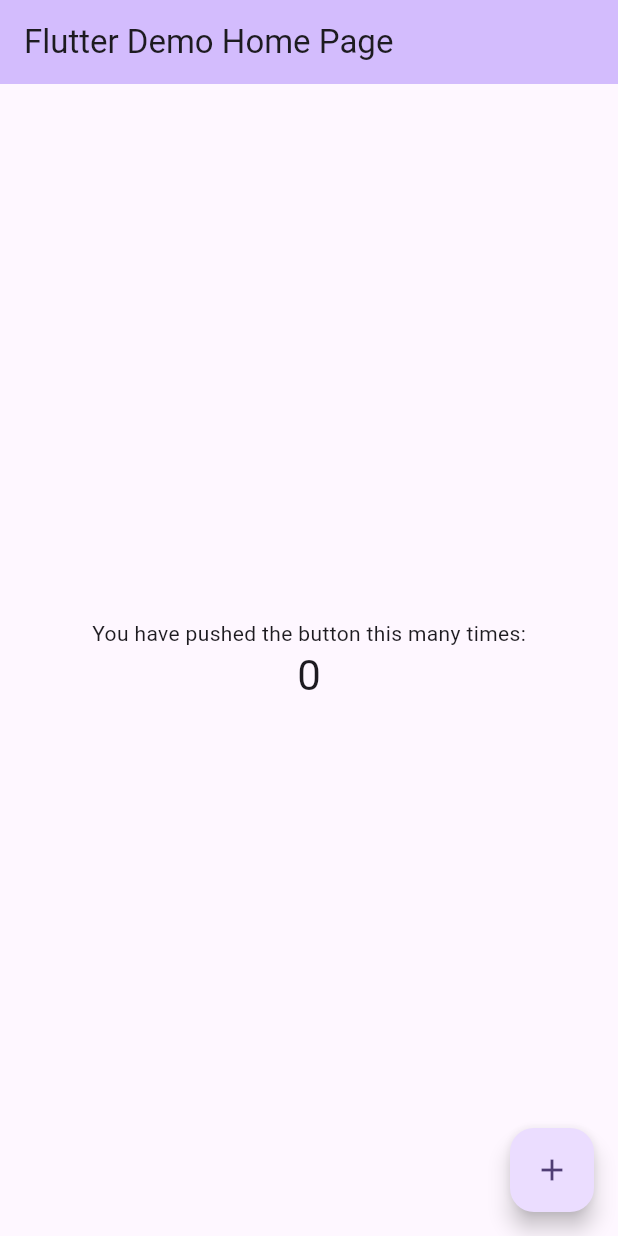
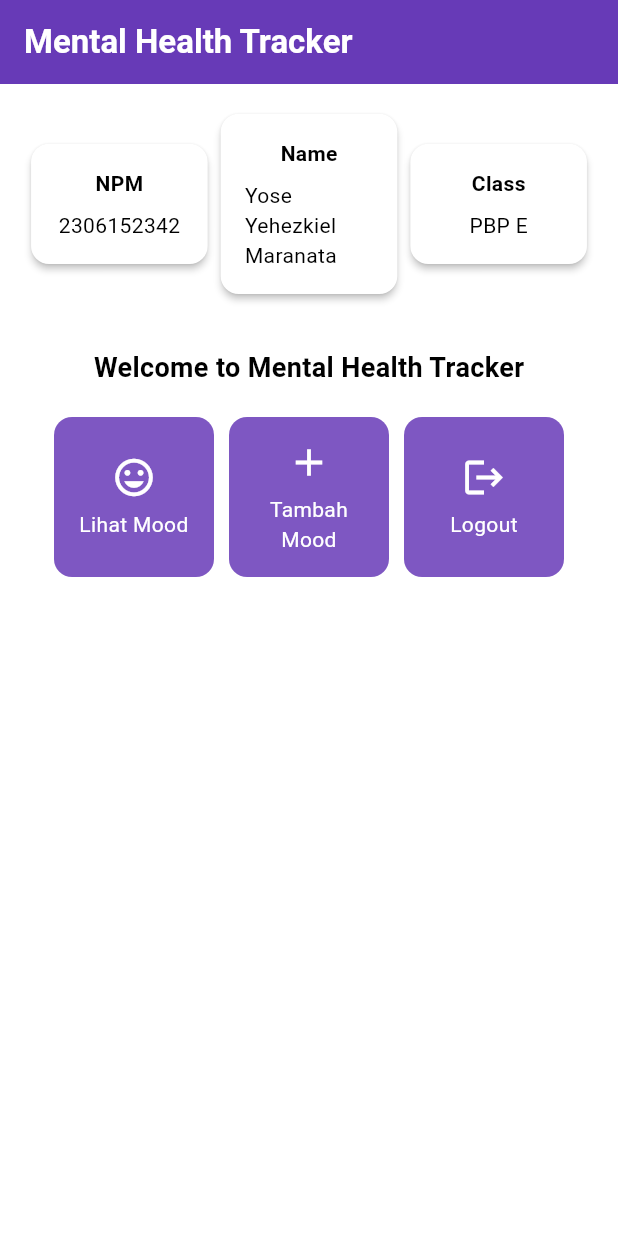
Before and after one commit to maskrio/mental-health-tracker-mobile, a Flutter app: the screen it shows after launch, on a phone screen of 412 x 824 dp. Run offline on Flutter 3.47's test engine with Material 3 defaults, Android fonts, the phone set to English and light mode, and no system bars.

Commit message:
selesai tutorial 6

```diff
--- a/lib/main.dart
+++ b/lib/main.dart
@@ -1,4 +1,5 @@
 import 'package:flutter/material.dart';
+import 'package:mental_health_tracker/menu.dart';
 
 void main() {
   runApp(const MyApp());
@@ -28,98 +29,13 @@ class MyApp extends StatelessWidget {
         //
         // This works for code too, not just values: Most code changes can be
         // tested with just a hot reload.
-        colorScheme: ColorScheme.fromSeed(seedColor: Colors.deepPurple),
+        colorScheme: ColorScheme.fromSwatch(
+          primarySwatch: Colors.deepPurple,
+        ).copyWith(secondary: Colors.deepPurple[400]),
         useMaterial3: true,
       ),
-      home: const MyHomePage(title: 'Flutter Demo Home Page'),
+      home: MyHomePage(),
+
     );
   }
 }
-
-class MyHomePage extends StatefulWidget {
-  const MyHomePage({super.key, required this.title});
-
-  // This widget is the home page of your application. It is stateful, meaning
-  // that it has a State object (defined below) that contains fields that affect
-  // how it looks.
-
-  // This class is the configuration for the state. It holds the values (in this
-  // case the title) provided by the parent (in this case the App widget) and
-  // used by the build method of the State. Fields in a Widget subclass are
-  // always marked "final".
-
-  final String title;
-
-  @override
-  State<MyHomePage> createState() => _MyHomePageState();
-}
-
-class _MyHomePageState extends State<MyHomePage> {
-  int _counter = 0;
-
-  void _incrementCounter() {
-    setState(() {
-      // This call to setState tells the Flutter framework that something has
-      // changed in this State, which causes it to rerun the build method below
-      // so that the display can reflect the updated values. If we changed
-      // _counter without calling setState(), then the build method would not be
-      // called again, and so nothing would appear to happen.
-      _counter++;
-    });
-  }
-
-  @override
-  Widget build(BuildContext context) {
-    // This method is rerun every time setState is called, for instance as done
-    // by the _incrementCounter method above.
-    //
-    // The Flutter framework has been optimized to make rerunning build methods
-    // fast, so that you can just rebuild anything that needs updating rather
-    // than having to individually change instances of widgets.
-    return Scaffold(
-      appBar: AppBar(
-        // TRY THIS: Try changing the color here to a specific color (to
-        // Colors.amber, perhaps?) and trigger a hot reload to see the AppBar
-        // change color while the other colors stay the same.
-        backgroundColor: Theme.of(context).colorScheme.inversePrimary,
-        // Here we take the value from the MyHomePage object that was created by
-        // the App.build method, and use it to set our appbar title.
-        title: Text(widget.title),
-      ),
-      body: Center(
-        // Center is a layout widget. It takes a single child and positions it
-        // in the middle of the parent.
-        child: Column(
-          // Column is also a layout widget. It takes a list of children and
-          // arranges them vertically. By default, it sizes itself to fit its
-          // children horizontally, and tries to be as tall as its parent.
-          //
-          // Column has various properties to control how it sizes itself and
-          // how it positions its children. Here we use mainAxisAlignment to
-          // center the children vertically; the main axis here is the vertical
-          // axis because Columns are vertical (the cross axis would be
-          // horizontal).
-          //
-          // TRY THIS: Invoke "debug painting" (choose the "Toggle Debug Paint"
-          // action in the IDE, or press "p" in the console), to see the
-          // wireframe for each widget.
-          mainAxisAlignment: MainAxisAlignment.center,
-          children: <Widget>[
-            const Text(
-              'You have pushed the button this many times:',
-            ),
-            Text(
-              '$_counter',
-              style: Theme.of(context).textTheme.headlineMedium,
-            ),
-          ],
-        ),
-      ),
-      floatingActionButton: FloatingActionButton(
-        onPressed: _incrementCounter,
-        tooltip: 'Increment',
-        child: const Icon(Icons.add),
-      ), // This trailing comma makes auto-formatting nicer for build methods.
-    );
-  }
-}
--- /dev/null
+++ b/lib/menu.dart
@@ -0,0 +1,190 @@
+import 'package:flutter/material.dart';
+
+
+class MyHomePage extends StatelessWidget  {
+  final String npm = '2306152342'; // NPM
+  final String name = 'Yose Yehezkiel Maranata'; // Nama
+  final String className = 'PBP E'; // Kelas
+  final List<ItemHomepage> items = [
+    ItemHomepage("Lihat Mood", Icons.mood),
+    ItemHomepage("Tambah Mood", Icons.add),
+    ItemHomepage("Logout", Icons.logout),
+  ];
+
+  MyHomePage({super.key});
+  @override
+  Widget build(BuildContext context) {
+    // Scaffold menyediakan struktur dasar halaman dengan AppBar dan body.
+    return Scaffold(
+      // AppBar adalah bagian atas halaman yang menampilkan judul.
+      appBar: AppBar(
+        // Judul aplikasi "Mental Health Tracker" dengan teks putih dan tebal.
+        title: const Text(
+          'Mental Health Tracker',
+          style: TextStyle(
+            color: Colors.white,
+            fontWeight: FontWeight.bold,
+          ),
+        ),
+        // Warna latar belakang AppBar diambil dari skema warna tema aplikasi.
+        backgroundColor: Theme
+            .of(context)
+            .colorScheme
+            .primary,
+      ),
+      // Body halaman dengan padding di sekelilingnya.
+      body: Padding(
+        padding: const EdgeInsets.all(16.0),
+        // Menyusun widget secara vertikal dalam sebuah kolom.
+        child: Column(
+          crossAxisAlignment: CrossAxisAlignment.center,
+          children: [
+            // Row untuk menampilkan 3 InfoCard secara horizontal.
+            Row(
+              mainAxisAlignment: MainAxisAlignment.spaceEvenly,
+              children: [
+                InfoCard(title: 'NPM', content: npm),
+                InfoCard(title: 'Name', content: name),
+                InfoCard(title: 'Class', content: className),
+              ],
+            ),
+
+            // Memberikan jarak vertikal 16 unit.
+            const SizedBox(height: 16.0),
+
+            // Menempatkan widget berikutnya di tengah halaman.
+            Center(
+              child: Column(
+                // Menyusun teks dan grid item secara vertikal.
+
+                children: [
+                  // Menampilkan teks sambutan dengan gaya tebal dan ukuran 18.
+                  const Padding(
+                    padding: EdgeInsets.only(top: 16.0),
+                    child: Text(
+                      'Welcome to Mental Health Tracker',
+                      style: TextStyle(
+                        fontWeight: FontWeight.bold,
+                        fontSize: 18.0,
+                      ),
+                    ),
+                  ),
+
+                  // Grid untuk menampilkan ItemCard dalam bentuk grid 3 kolom.
+                  GridView.count(
+                    primary: true,
+                    padding: const EdgeInsets.all(20),
+                    crossAxisSpacing: 10,
+                    mainAxisSpacing: 10,
+                    crossAxisCount: 3,
+                    // Agar grid menyesuaikan tinggi kontennya.
+                    shrinkWrap: true,
+
+                    // Menampilkan ItemCard untuk setiap item dalam list items.
+                    children: items.map((ItemHomepage item) {
+                      return ItemCard(item);
+                    }).toList(),
+                  ),
+                ],
+              ),
+            ),
+          ],
+        ),
+      ),
+    );
+  }
+}
+
+class InfoCard extends StatelessWidget {
+  // Kartu informasi yang menampilkan title dan content.
+
+  final String title;  // Judul kartu.
+  final String content;  // Isi kartu.
+
+  const InfoCard({super.key, required this.title, required this.content});
+
+  @override
+  Widget build(BuildContext context) {
+    return Card(
+      // Membuat kotak kartu dengan bayangan dibawahnya.
+      elevation: 2.0,
+      child: Container(
+        // Mengatur ukuran dan jarak di dalam kartu.
+        width: MediaQuery.of(context).size.width / 3.5, // menyesuaikan dengan lebar device yang digunakan.
+        padding: const EdgeInsets.all(16.0),
+        // Menyusun title dan content secara vertikal.
+        child: Column(
+          children: [
+            Text(
+              title,
+              style: const TextStyle(fontWeight: FontWeight.bold),
+            ),
+            const SizedBox(height: 8.0),
+            Text(content),
+          ],
+        ),
+      ),
+    );
+  }
+}
+
+class ItemHomepage {
+  final String name;
+  final IconData icon;
+
+  ItemHomepage(this.name, this.icon);
+}
+
+class ItemCard extends StatelessWidget {
+  // Menampilkan kartu dengan ikon dan nama.
+
+  final ItemHomepage item;
+
+  const ItemCard(this.item, {super.key});
+
+  @override
+  Widget build(BuildContext context) {
+    return Material(
+      // Menentukan warna latar belakang dari tema aplikasi.
+      color: Theme.of(context).colorScheme.secondary,
+      // Membuat sudut kartu melengkung.
+      borderRadius: BorderRadius.circular(12),
+
+      child: InkWell(
+        // Aksi ketika kartu ditekan.
+        onTap: () {
+          // Menampilkan pesan SnackBar saat kartu ditekan.
+          ScaffoldMessenger.of(context)
+            ..hideCurrentSnackBar()
+            ..showSnackBar(
+                SnackBar(content: Text("Kamu telah menekan tombol ${item.name}!"))
+            );
+        },
+        // Container untuk menyimpan Icon dan Text
+        child: Container(
+          padding: const EdgeInsets.all(8),
+          child: Center(
+            child: Column(
+              // Menyusun ikon dan teks di tengah kartu.
+              mainAxisAlignment: MainAxisAlignment.center,
+              children: [
+                Icon(
+                  item.icon,
+                  color: Colors.white,
+                  size: 30.0,
+                ),
+                const Padding(padding: EdgeInsets.all(3)),
+                Text(
+                  item.name,
+                  textAlign: TextAlign.center,
+                  style: const TextStyle(color: Colors.white),
+                ),
+              ],
+            ),
+          ),
+        ),
+      ),
+    );
+  }
+
+}
```
